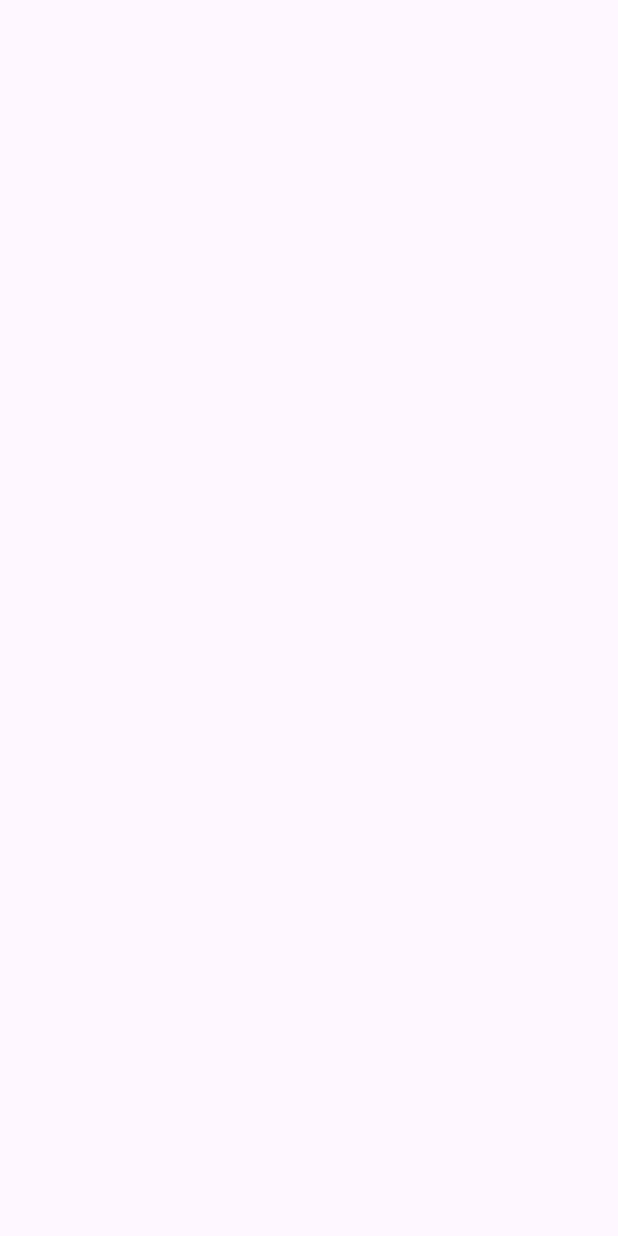
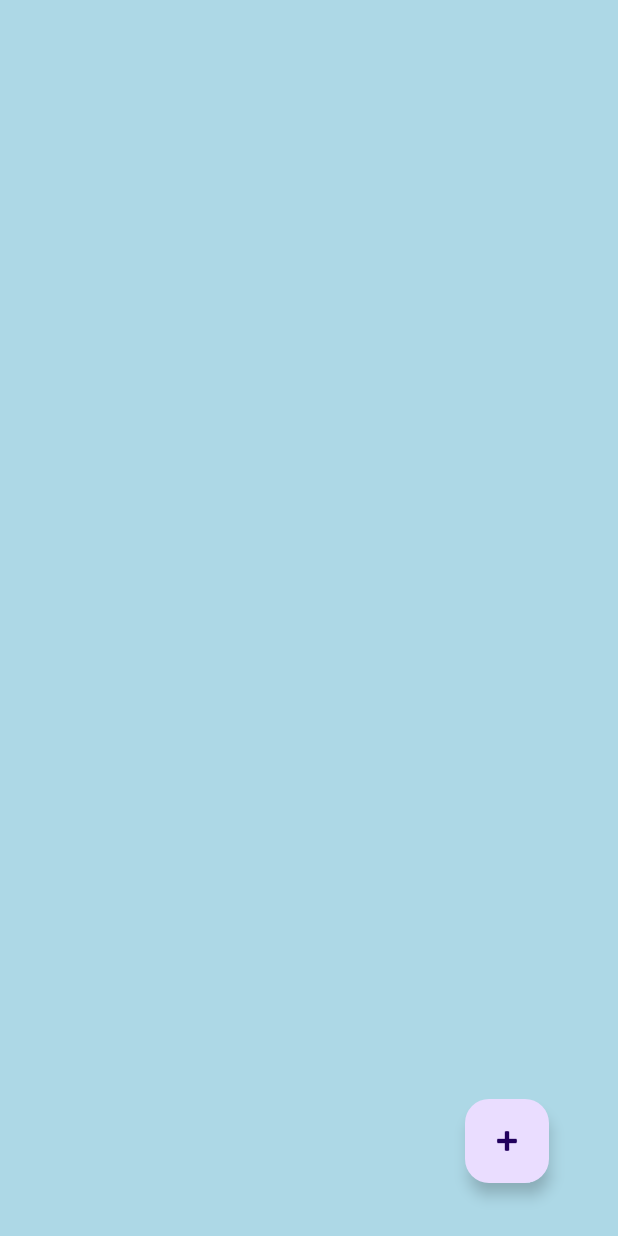
Before and after one commit to Ashborn013/ToDo_Project, an Android app: the screen it shows after launch (HomeScreen), on a phone screen of 412 x 824 dp. Before the commit the screen is empty. Run offline under Robolectric (Android 15) with nearby library versions, the light colour scheme and no system bars.

Commit message:
HomeScreen And AddTask

```diff
--- a/app/src/main/AndroidManifest.xml
+++ b/app/src/main/AndroidManifest.xml
@@ -13,6 +13,9 @@
         android:theme="@style/Theme.ToDoProject"
         tools:targetApi="31">
         <activity
+            android:name=".AddTask"
+            android:exported="false" />
+        <activity
             android:name=".HomeScreen"
             android:exported="false" />
         <activity
--- a/app/src/main/java/com/lab/todoproject/HomeScreen.java
+++ b/app/src/main/java/com/lab/todoproject/HomeScreen.java
@@ -1,12 +1,16 @@
 package com.lab.todoproject;
 
+import android.content.Intent;
 import android.os.Bundle;
+import android.view.View;
 
 import androidx.activity.EdgeToEdge;
 import androidx.appcompat.app.AppCompatActivity;
 import androidx.core.graphics.Insets;
 import androidx.core.view.ViewCompat;
 import androidx.core.view.WindowInsetsCompat;
+
+import com.google.android.material.floatingactionbutton.FloatingActionButton;
 
 public class HomeScreen extends AppCompatActivity {
 
@@ -16,5 +20,13 @@
         EdgeToEdge.enable(this);
         setContentView(R.layout.activity_home_screen);
 
+        FloatingActionButton fltb = findViewById(R.id.floatingActionButton2);
+        fltb.setOnClickListener(new View.OnClickListener() {
+            @Override
+            public void onClick(View view) {
+                startActivity(new Intent(getApplicationContext(), AddTask.class));
+            }
+        });
+
     }
 }
--- a/app/src/main/res/layout/activity_home_screen.xml
+++ b/app/src/main/res/layout/activity_home_screen.xml
@@ -5,7 +5,20 @@
     android:id="@+id/main"
     android:layout_width="match_parent"
     android:layout_height="match_parent"
-    tools:context=".HomeScreen">
+    tools:context=".HomeScreen"
+    android:background="#ADD8E6"
+    >
 
-
+    <com.google.android.material.floatingactionbutton.FloatingActionButton
+        android:id="@+id/floatingActionButton2"
+        android:layout_width="wrap_content"
+        android:layout_height="wrap_content"
+        android:clickable="true"
+        android:src="@android:drawable/ic_input_add"
+        app:layout_constraintBottom_toBottomOf="parent"
+        app:layout_constraintEnd_toEndOf="parent"
+        app:layout_constraintHorizontal_bias="0.87"
+        app:layout_constraintStart_toStartOf="parent"
+        app:layout_constraintTop_toTopOf="parent"
+        app:layout_constraintVertical_bias="0.954" />
 </androidx.constraintlayout.widget.ConstraintLayout>
```
Also changed, not shown: app/src/main/java/com/lab/todoproject/AddTask.java (added, +24 -0 lines), app/src/main/res/drawable/plus.xml (added, +20 -0 lines), app/src/main/res/layout/activity_add_task.xml (added, +10 -0 lines).
